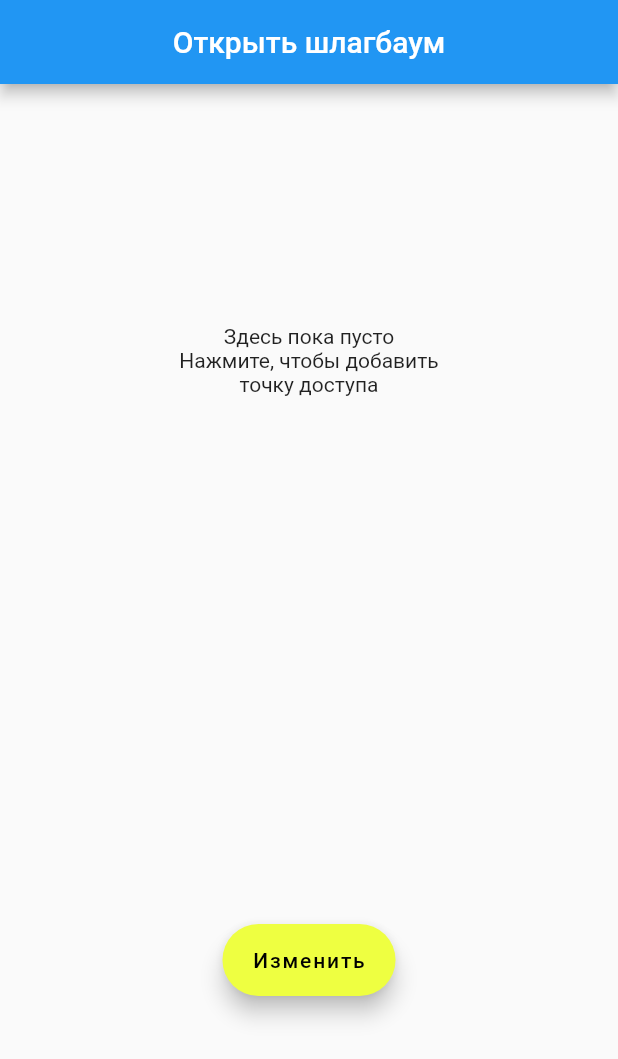
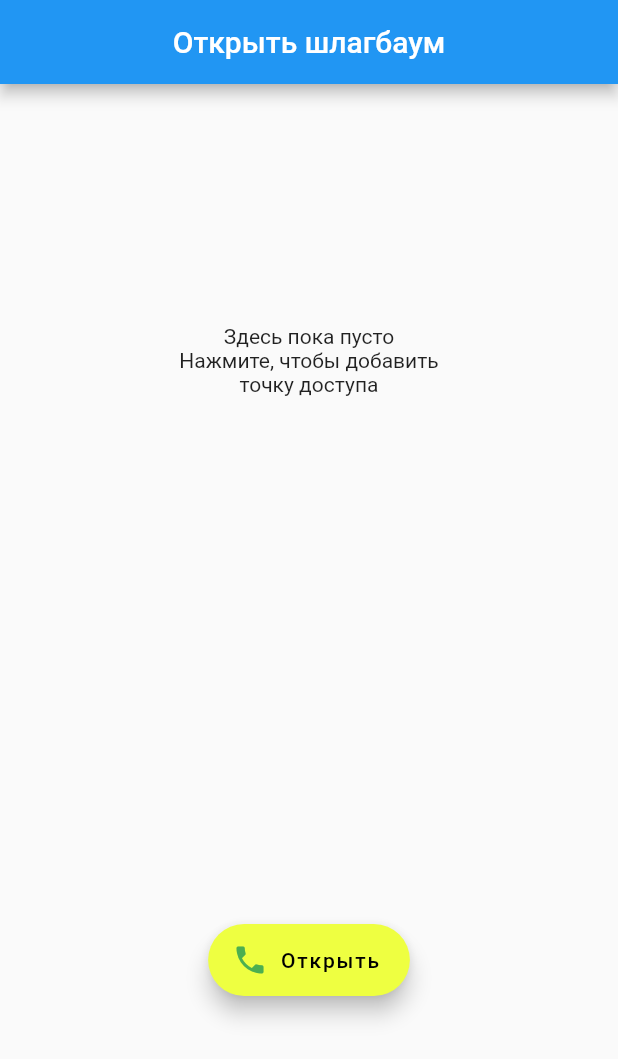
Before and after one commit to Puzikovsa/want_to_go_home, a Flutter app: the screen it shows after launch, on a phone screen of 412 x 824 dp. Shown: the top 1059 px of the screen. Run offline on Flutter 3.47's test engine with Material 2 defaults, Android fonts, the phone set to English and light mode, and no system bars; our stand-ins replace hive_flutter; missing offline and left inert: flutter_phone_direct_caller; accounts and stored records are empty.

Commit message:
change button on opening_gate_page.dart

```diff
--- a/lib/pages/opening_gate_page.dart
+++ b/lib/pages/opening_gate_page.dart
@@ -26,9 +26,11 @@ class OpeningGatePage extends StatelessWidget {
                     PhoneList().accessPhone[0].number.toString());
               },
               label: const Text(
-                'Изменить',
+                'Открыть',
                 style: TextStyle(color: Colors.black),
               ),
+              icon: const Icon(Icons.phone,
+              color: Colors.green,),
             ),
           ],
         ),
```
